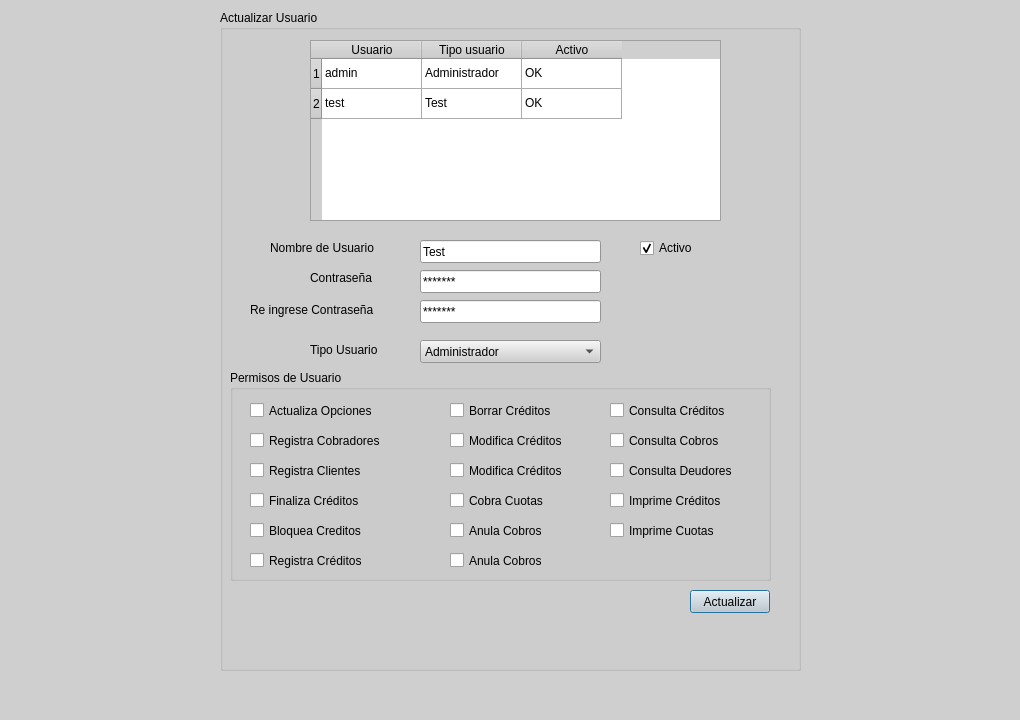
The window that form_usuario_actualizar.ui (blueautomatic/Slam_Sistema_creditos) describes before a commit, drawn with Qt 5.
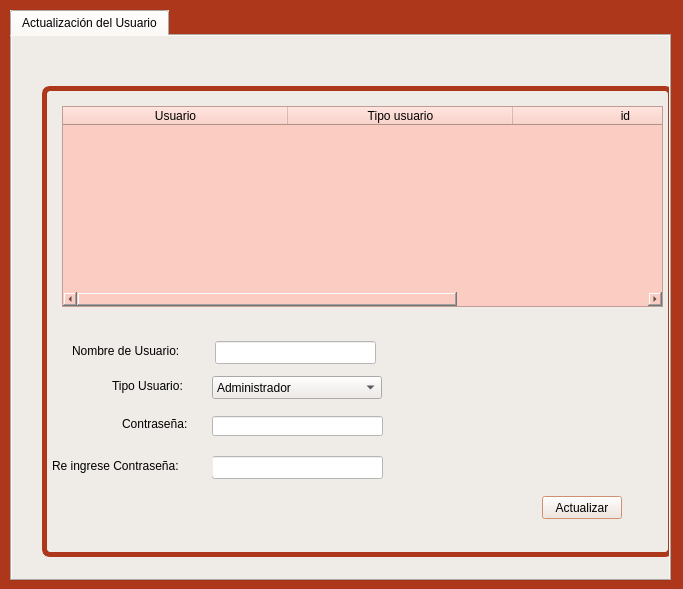
The same window after the commit. Icons and pictures are not drawn.

Patch:
```diff
--- a/form_usuario_actualizar.ui
+++ b/form_usuario_actualizar.ui
@@ -6,8 +6,8 @@
    <rect>
     <x>0</x>
     <y>0</y>
-    <width>1020</width>
-    <height>720</height>
+    <width>683</width>
+    <height>589</height>
    </rect>
   </property>
   <property name="palette">
@@ -25,9 +25,9 @@
      <colorrole role="Button">
       <brush brushstyle="SolidPattern">
        <color alpha="255">
-        <red>207</red>
-        <green>207</green>
-        <blue>207</blue>
+        <red>172</red>
+        <green>55</green>
+        <blue>26</blue>
        </color>
       </brush>
      </colorrole>
@@ -97,18 +97,18 @@
      <colorrole role="Base">
       <brush brushstyle="SolidPattern">
        <color alpha="255">
-        <red>255</red>
-        <green>255</green>
-        <blue>255</blue>
+        <red>172</red>
+        <green>55</green>
+        <blue>26</blue>
        </color>
       </brush>
      </colorrole>
      <colorrole role="Window">
       <brush brushstyle="SolidPattern">
        <color alpha="255">
-        <red>207</red>
-        <green>207</green>
-        <blue>207</blue>
+        <red>172</red>
+        <green>55</green>
+        <blue>26</blue>
        </color>
       </brush>
      </colorrole>
@@ -121,6 +121,15 @@
        </color>
       </brush>
      </colorrole>
+     <colorrole role="Highlight">
+      <brush brushstyle="SolidPattern">
+       <color alpha="255">
+        <red>255</red>
+        <green>170</green>
+        <blue>127</blue>
+       </color>
+      </brush>
+     </colorrole>
      <colorrole role="AlternateBase">
       <brush brushstyle="SolidPattern">
        <color alpha="255">
@@ -162,9 +171,9 @@
      <colorrole role="Button">
       <brush brushstyle="SolidPattern">
        <color alpha="255">
-        <red>207</red>
-        <green>207</green>
-        <blue>207</blue>
+        <red>172</red>
+        <green>55</green>
+        <blue>26</blue>
        </color>
       </brush>
      </colorrole>
@@ -234,18 +243,18 @@
      <colorrole role="Base">
       <brush brushstyle="SolidPattern">
        <color alpha="255">
-        <red>255</red>
-        <green>255</green>
-        <blue>255</blue>
+        <red>172</red>
+        <green>55</green>
+        <blue>26</blue>
        </color>
       </brush>
      </colorrole>
      <colorrole role="Window">
       <brush brushstyle="SolidPattern">
        <color alpha="255">
-        <red>207</red>
-        <green>207</green>
-        <blue>207</blue>
+        <red>172</red>
+        <green>55</green>
+        <blue>26</blue>
        </color>
       </brush>
      </colorrole>
@@ -258,6 +267,15 @@
        </color>
       </brush>
      </colorrole>
+     <colorrole role="Highlight">
+      <brush brushstyle="SolidPattern">
+       <color alpha="255">
+        <red>255</red>
+        <green>170</green>
+        <blue>127</blue>
+       </color>
+      </brush>
+     </colorrole>
      <colorrole role="AlternateBase">
       <brush brushstyle="SolidPattern">
        <color alpha="255">
@@ -290,18 +308,18 @@
      <colorrole role="WindowText">
       <brush brushstyle="SolidPattern">
        <color alpha="255">
-        <red>103</red>
-        <green>103</green>
-        <blue>103</blue>
+        <red>0</red>
+        <green>0</green>
+        <blue>0</blue>
        </color>
       </brush>
      </colorrole>
      <colorrole role="Button">
       <brush brushstyle="SolidPattern">
        <color alpha="255">
-        <red>207</red>
-        <green>207</green>
-        <blue>207</blue>
+        <red>172</red>
+        <green>55</green>
+        <blue>26</blue>
        </color>
       </brush>
      </colorrole>
@@ -344,9 +362,9 @@
      <colorrole role="Text">
       <brush brushstyle="SolidPattern">
        <color alpha="255">
-        <red>103</red>
-        <green>103</green>
-        <blue>103</blue>
+        <red>0</red>
+        <green>0</green>
+        <blue>0</blue>
        </color>
       </brush>
      </colorrole>
@@ -362,27 +380,27 @@
      <colorrole role="ButtonText">
       <brush brushstyle="SolidPattern">
        <color alpha="255">
-        <red>103</red>
-        <green>103</green>
-        <blue>103</blue>
+        <red>0</red>
+        <green>0</green>
+        <blue>0</blue>
        </color>
       </brush>
      </colorrole>
      <colorrole role="Base">
       <brush brushstyle="SolidPattern">
        <color alpha="255">
-        <red>207</red>
-        <green>207</green>
-        <blue>207</blue>
+        <red>172</red>
+        <green>55</green>
+        <blue>26</blue>
        </color>
       </brush>
      </colorrole>
      <colorrole role="Window">
       <brush brushstyle="SolidPattern">
        <color alpha="255">
-        <red>207</red>
-        <green>207</green>
-        <blue>207</blue>
+        <red>172</red>
+        <green>55</green>
+        <blue>26</blue>
        </color>
       </brush>
      </colorrole>
@@ -395,6 +413,15 @@
        </color>
       </brush>
      </colorrole>
+     <colorrole role="Highlight">
+      <brush brushstyle="SolidPattern">
+       <color alpha="255">
+        <red>255</red>
+        <green>170</green>
+        <blue>127</blue>
+       </color>
+      </brush>
+     </colorrole>
      <colorrole role="AlternateBase">
       <brush brushstyle="SolidPattern">
        <color alpha="255">
@@ -428,13 +455,44 @@
   <property name="windowTitle">
    <string>Dialog</string>
   </property>
-  <widget class="QGroupBox" name="groupBox">
+  <property name="styleSheet">
+   <string notr="true">selection-background-color: rgb(255, 170, 127);
+color: rgb(0, 0, 0);
+font:  11pt &quot;KacstOne&quot;;
+background-color: rgb(172, 55, 26);
+</string>
+  </property>
+  <widget class="QTabWidget" name="tabWidget_2">
    <property name="geometry">
     <rect>
-     <x>220</x>
+     <x>10</x>
      <y>10</y>
-     <width>581</width>
-     <height>661</height>
+     <width>661</width>
+     <height>571</height>
+    </rect>
+   </property>
+   <property name="styleSheet">
+    <string notr="true">background-color: rgb(239, 235, 231);
+font: 10pt &quot;KacstOne&quot;;</string>
+   </property>
+   <property name="currentIndex">
+    <number>0</number>
+   </property>
+   <widget class="QWidget" name="tab_4">
+    <attribute name="icon">
+     <iconset>
+      <normaloff>Íconos/boton-actualizar.png</normaloff>Íconos/boton-actualizar.png</iconset>
+    </attribute>
+    <attribute name="title">
+     <string>Actualización del Usuario</string>
+    </attribute>
+    <widget class="QGroupBox" name="groupBox">
+     <property name="geometry">
+      <rect>
+       <x>30</x>
+       <y>50</y>
+       <width>631</width>
+       <height>471</height>
     </rect>
    </property>
    <property name="mouseTracking">
@@ -443,28 +501,41 @@
    <property name="acceptDrops">
     <bool>false</bool>
    </property>
+     <property name="styleSheet">
+      <string notr="true">QGroupBox
+{
+background-color: rgb(239, 235, 231);
+border-style: solid;
+border-width: 5px;
+border-color: rgb(172, 55, 26);
+border-radius: 8px;
+font: 10pt &quot;KacstOne&quot;;
+}
+
+QCheckBox
+{
+background-color: rgb(239, 235, 231);
+
+}</string>
+     </property>
    <property name="title">
-    <string>Actualizar Usuario</string>
-   </property>
-   <widget class="QTableWidget" name="tableWidget">
+      <string/>
+     </property>
+     <widget class="QTableWidget" name="tw_usuario">
     <property name="geometry">
      <rect>
-      <x>90</x>
-      <y>30</y>
-      <width>411</width>
-      <height>181</height>
-     </rect>
-    </property>
-    <row>
-     <property name="text">
-      <string>1</string>
-     </property>
-    </row>
-    <row>
-     <property name="text">
-      <string>2</string>
-     </property>
-    </row>
+        <x>20</x>
+        <y>20</y>
+        <width>601</width>
+        <height>201</height>
+       </rect>
+      </property>
+      <property name="styleSheet">
+       <string notr="true">background-color: rgb(251, 204, 193);</string>
+      </property>
+      <attribute name="horizontalHeaderDefaultSectionSize">
+       <number>225</number>
+      </attribute>
     <column>
      <property name="text">
       <string>Usuario</string>
@@ -477,406 +548,135 @@
     </column>
     <column>
      <property name="text">
-      <string>Activo</string>
-     </property>
-    </column>
-    <item row="0" column="0">
-     <property name="text">
-      <string>admin</string>
-     </property>
-    </item>
-    <item row="0" column="1">
-     <property name="text">
-      <string>Administrador</string>
-     </property>
-    </item>
-    <item row="0" column="2">
-     <property name="text">
-      <string>OK</string>
-     </property>
-    </item>
-    <item row="1" column="0">
-     <property name="text">
-      <string>test</string>
-     </property>
-    </item>
-    <item row="1" column="1">
-     <property name="text">
-      <string>Test</string>
-     </property>
-    </item>
-    <item row="1" column="2">
-     <property name="text">
-      <string>OK</string>
-     </property>
-    </item>
-   </widget>
-   <widget class="QComboBox" name="comboBox">
+        <string>id</string>
+       </property>
+      </column>
+     </widget>
+     <widget class="QLineEdit" name="lne_pass">
     <property name="geometry">
      <rect>
-      <x>200</x>
+        <x>170</x>
       <y>330</y>
-      <width>181</width>
-      <height>23</height>
-     </rect>
-    </property>
-    <item>
-     <property name="text">
-      <string>Administrador</string>
-     </property>
-    </item>
-    <item>
-     <property name="text">
-      <string>Test</string>
-     </property>
-    </item>
-   </widget>
-   <widget class="QGroupBox" name="groupBox_2">
-    <property name="geometry">
-     <rect>
-      <x>10</x>
-      <y>360</y>
-      <width>541</width>
-      <height>211</height>
-     </rect>
-    </property>
-    <property name="title">
-     <string>Permisos de Usuario</string>
-    </property>
-   </widget>
-   <widget class="QLabel" name="label_4">
-    <property name="geometry">
-     <rect>
-      <x>90</x>
-      <y>330</y>
-      <width>81</width>
+        <width>171</width>
       <height>20</height>
      </rect>
     </property>
+      <property name="styleSheet">
+       <string notr="true">background-color: rgb(255, 255, 255);</string>
+      </property>
     <property name="text">
-     <string>Tipo Usuario</string>
+       <string/>
+      </property>
+     </widget>
+     <widget class="QLineEdit" name="lne_nombre">
+      <property name="geometry">
+       <rect>
+        <x>173</x>
+        <y>255</y>
+        <width>161</width>
+        <height>23</height>
+       </rect>
+      </property>
+      <property name="styleSheet">
+       <string notr="true">background-color: rgb(255, 255, 255);</string>
+      </property>
+      <property name="text">
+       <string/>
     </property>
    </widget>
    <widget class="QLabel" name="label">
     <property name="geometry">
      <rect>
-      <x>50</x>
-      <y>230</y>
-      <width>131</width>
-      <height>16</height>
-     </rect>
-    </property>
-    <property name="text">
-     <string>Nombre de Usuario</string>
-    </property>
-   </widget>
-   <widget class="QLabel" name="label_3">
-    <property name="geometry">
-     <rect>
       <x>30</x>
-      <y>290</y>
-      <width>151</width>
-      <height>20</height>
+        <y>257</y>
+        <width>141</width>
+        <height>16</height>
      </rect>
     </property>
     <property name="text">
-     <string>Re ingrese Contraseña</string>
-    </property>
-   </widget>
-   <widget class="QLineEdit" name="lineEdit_2">
-    <property name="geometry">
-     <rect>
-      <x>200</x>
-      <y>260</y>
-      <width>181</width>
-      <height>23</height>
-     </rect>
-    </property>
-    <property name="text">
-     <string>*******</string>
-    </property>
-   </widget>
-   <widget class="QLineEdit" name="lineEdit_3">
-    <property name="geometry">
-     <rect>
-      <x>200</x>
-      <y>290</y>
-      <width>181</width>
-      <height>23</height>
-     </rect>
-    </property>
-    <property name="text">
-     <string>*******</string>
-    </property>
-   </widget>
-   <widget class="QLineEdit" name="lineEdit">
-    <property name="geometry">
-     <rect>
-      <x>200</x>
-      <y>230</y>
-      <width>181</width>
-      <height>23</height>
-     </rect>
-    </property>
-    <property name="text">
-     <string>Test</string>
+       <string>Nombre de Usuario:</string>
     </property>
    </widget>
    <widget class="QLabel" name="label_2">
     <property name="geometry">
      <rect>
-      <x>90</x>
-      <y>260</y>
+        <x>80</x>
+        <y>330</y>
       <width>81</width>
       <height>16</height>
      </rect>
     </property>
     <property name="text">
-     <string>Contraseña</string>
-    </property>
-   </widget>
-   <widget class="QCheckBox" name="checkBox_18">
+       <string>Contraseña:</string>
+      </property>
+     </widget>
+     <widget class="QLineEdit" name="lne_pass2">
     <property name="geometry">
      <rect>
-      <x>420</x>
-      <y>230</y>
-      <width>85</width>
-      <height>16</height>
-     </rect>
-    </property>
-    <property name="text">
-     <string>Activo</string>
-    </property>
-    <property name="checked">
-     <bool>true</bool>
-    </property>
-   </widget>
-   <widget class="QCheckBox" name="checkBox_12">
-    <property name="geometry">
-     <rect>
-      <x>230</x>
-      <y>540</y>
-      <width>141</width>
-      <height>21</height>
-     </rect>
-    </property>
+        <x>170</x>
+        <y>370</y>
+        <width>171</width>
+        <height>23</height>
+       </rect>
+      </property>
+      <property name="styleSheet">
+       <string notr="true">background-color: rgb(255, 255, 255);</string>
+      </property>
     <property name="text">
-     <string>Anula Cobros</string>
-    </property>
-   </widget>
-   <widget class="QCheckBox" name="checkBox_7">
+       <string/>
+      </property>
+     </widget>
+     <widget class="QLabel" name="label_4">
     <property name="geometry">
      <rect>
-      <x>30</x>
-      <y>510</y>
-      <width>131</width>
-      <height>21</height>
+        <x>70</x>
+        <y>290</y>
+        <width>91</width>
+        <height>20</height>
      </rect>
     </property>
     <property name="text">
-     <string>Bloquea Creditos</string>
-    </property>
-   </widget>
-   <widget class="QCheckBox" name="checkBox_15">
+       <string>Tipo Usuario:</string>
+      </property>
+     </widget>
+     <widget class="QComboBox" name="cbx_tipo_usu">
     <property name="geometry">
      <rect>
-      <x>390</x>
-      <y>450</y>
-      <width>141</width>
-      <height>21</height>
-     </rect>
-    </property>
+        <x>170</x>
+        <y>290</y>
+        <width>170</width>
+        <height>23</height>
+       </rect>
+      </property>
+      <item>
     <property name="text">
-     <string>Consulta Deudores</string>
-    </property>
-   </widget>
-   <widget class="QCheckBox" name="checkBox_5">
-    <property name="geometry">
-     <rect>
-      <x>30</x>
-      <y>450</y>
-      <width>141</width>
-      <height>21</height>
-     </rect>
-    </property>
+        <string>Administrador</string>
+       </property>
+      </item>
+      <item>
     <property name="text">
-     <string>Registra Clientes</string>
-    </property>
-   </widget>
-   <widget class="QCheckBox" name="checkBox_13">
+        <string>Ventas</string>
+       </property>
+      </item>
+     </widget>
+     <widget class="QLabel" name="label_3">
     <property name="geometry">
      <rect>
-      <x>390</x>
-      <y>390</y>
-      <width>141</width>
-      <height>21</height>
-     </rect>
-    </property>
-    <property name="text">
-     <string>Consulta Créditos</string>
-    </property>
-   </widget>
-   <widget class="QCheckBox" name="checkBox_14">
-    <property name="geometry">
-     <rect>
-      <x>390</x>
-      <y>420</y>
-      <width>141</width>
-      <height>21</height>
-     </rect>
-    </property>
-    <property name="text">
-     <string>Consulta Cobros</string>
-    </property>
-   </widget>
-   <widget class="QCheckBox" name="checkBox_4">
-    <property name="geometry">
-     <rect>
-      <x>30</x>
-      <y>420</y>
-      <width>141</width>
-      <height>21</height>
-     </rect>
-    </property>
-    <property name="text">
-     <string>Registra Cobradores</string>
-    </property>
-   </widget>
-   <widget class="QCheckBox" name="checkBox_2">
-    <property name="geometry">
-     <rect>
-      <x>30</x>
-      <y>540</y>
-      <width>131</width>
-      <height>21</height>
-     </rect>
-    </property>
-    <property name="text">
-     <string>Registra Créditos</string>
-    </property>
-   </widget>
-   <widget class="QCheckBox" name="checkBox_6">
-    <property name="geometry">
-     <rect>
-      <x>30</x>
-      <y>480</y>
-      <width>131</width>
-      <height>21</height>
-     </rect>
-    </property>
-    <property name="text">
-     <string>Finaliza Créditos</string>
-    </property>
-   </widget>
-   <widget class="QCheckBox" name="checkBox_10">
-    <property name="geometry">
-     <rect>
-      <x>230</x>
-      <y>480</y>
-      <width>141</width>
-      <height>21</height>
-     </rect>
-    </property>
-    <property name="text">
-     <string>Cobra Cuotas</string>
-    </property>
-   </widget>
-   <widget class="QCheckBox" name="checkBox_8">
-    <property name="geometry">
-     <rect>
-      <x>230</x>
-      <y>420</y>
-      <width>141</width>
-      <height>21</height>
-     </rect>
-    </property>
-    <property name="text">
-     <string>Modifica Créditos</string>
-    </property>
-   </widget>
-   <widget class="QCheckBox" name="checkBox_3">
-    <property name="geometry">
-     <rect>
-      <x>230</x>
-      <y>390</y>
-      <width>141</width>
-      <height>21</height>
-     </rect>
-    </property>
-    <property name="text">
-     <string>Borrar Créditos</string>
-    </property>
-   </widget>
-   <widget class="QCheckBox" name="checkBox_9">
-    <property name="geometry">
-     <rect>
-      <x>230</x>
-      <y>450</y>
-      <width>141</width>
-      <height>21</height>
-     </rect>
-    </property>
-    <property name="text">
-     <string>Modifica Créditos</string>
-    </property>
-   </widget>
-   <widget class="QCheckBox" name="checkBox_17">
-    <property name="geometry">
-     <rect>
-      <x>390</x>
-      <y>510</y>
-      <width>141</width>
-      <height>21</height>
-     </rect>
-    </property>
-    <property name="text">
-     <string>Imprime Cuotas</string>
-    </property>
-   </widget>
-   <widget class="QCheckBox" name="checkBox_11">
-    <property name="geometry">
-     <rect>
-      <x>230</x>
-      <y>510</y>
-      <width>141</width>
-      <height>21</height>
-     </rect>
-    </property>
-    <property name="text">
-     <string>Anula Cobros</string>
-    </property>
-   </widget>
-   <widget class="QCheckBox" name="checkBox_16">
-    <property name="geometry">
-     <rect>
-      <x>390</x>
-      <y>480</y>
-      <width>141</width>
-      <height>21</height>
-     </rect>
-    </property>
-    <property name="text">
-     <string>Imprime Créditos</string>
-    </property>
-   </widget>
-   <widget class="QCheckBox" name="checkBox">
-    <property name="geometry">
-     <rect>
-      <x>30</x>
-      <y>390</y>
+        <x>10</x>
+        <y>370</y>
       <width>161</width>
-      <height>21</height>
+        <height>20</height>
      </rect>
     </property>
     <property name="text">
-     <string>Actualiza Opciones</string>
-    </property>
-   </widget>
-   <widget class="QPushButton" name="pushButton">
+       <string>Re ingrese Contraseña:</string>
+      </property>
+     </widget>
+     <widget class="QPushButton" name="boton_actualizar">
     <property name="geometry">
      <rect>
-      <x>470</x>
-      <y>580</y>
+        <x>500</x>
+        <y>410</y>
       <width>80</width>
       <height>23</height>
      </rect>
@@ -884,6 +684,29 @@
     <property name="text">
      <string>Actualizar</string>
     </property>
+     </widget>
+     <widget class="QLineEdit" name="lne_id">
+      <property name="geometry">
+       <rect>
+        <x>410</x>
+        <y>170</y>
+        <width>16</width>
+        <height>16</height>
+       </rect>
+      </property>
+     </widget>
+     <zorder>lne_id</zorder>
+     <zorder>tw_usuario</zorder>
+     <zorder>lne_pass</zorder>
+     <zorder>lne_nombre</zorder>
+     <zorder>label</zorder>
+     <zorder>label_2</zorder>
+     <zorder>lne_pass2</zorder>
+     <zorder>label_4</zorder>
+     <zorder>cbx_tipo_usu</zorder>
+     <zorder>label_3</zorder>
+     <zorder>boton_actualizar</zorder>
+    </widget>
    </widget>
   </widget>
  </widget>
```
Left out of the diff: 6 changed lines with no effect on the pictures. Lines whose indentation alone changed are shown as unchanged.
